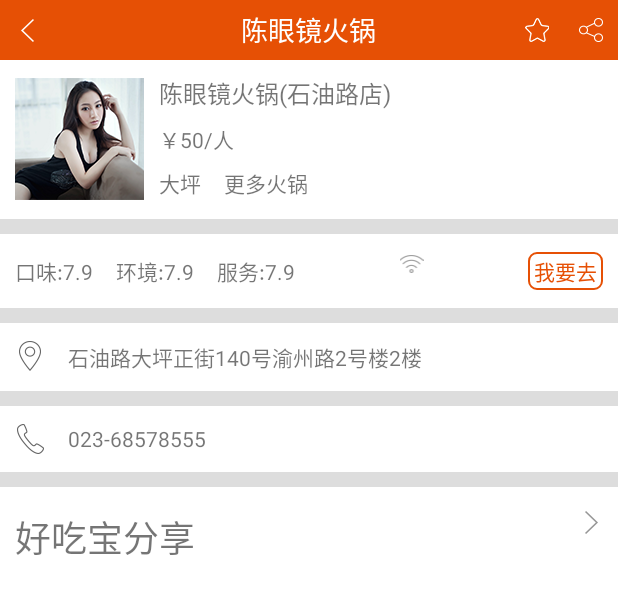
After one commit to skansgai/HCB, an Android app: the layout activity_hot_pot_details.xml on its own in the app's theme, with its tools: preview values and no code run, on a phone screen of 412 x 824 dp. The commit adds this screen. Shown: the top 594 px of the screen. Run offline under Robolectric (Android 15) with nearby library versions, the phone set to English and light mode, and no system bars.

Commit message:
首页级次级页面

```diff
--- a/HaoChiBao/app/src/main/AndroidManifest.xml
+++ b/HaoChiBao/app/src/main/AndroidManifest.xml
@@ -8,7 +8,7 @@
         android:label="@string/app_name"
         android:supportsRtl="true"
         android:theme="@style/AppTheme">
-        <activity android:name=".MainActivity">
+        <activity android:name=".activity.HomePageActivity">
             <intent-filter>
                 <action android:name="android.intent.action.MAIN"/>
                 <category android:name="android.intent.category.LAUNCHER" />
--- /dev/null
+++ b/HaoChiBao/app/src/main/res/layout/activity_hot_pot_details.xml
@@ -0,0 +1,262 @@
+<?xml version="1.0" encoding="utf-8"?>
+<LinearLayout xmlns:android="http://schemas.android.com/apk/res/android"
+    android:layout_width="match_parent"
+    android:layout_height="match_parent"
+    android:background="@color/white"
+    android:orientation="vertical">
+
+    <RelativeLayout
+        android:layout_width="match_parent"
+        android:layout_height="wrap_content"
+        android:background="@color/mainRed">
+
+        <ImageView
+            android:layout_width="wrap_content"
+            android:layout_height="wrap_content"
+            android:layout_alignParentLeft="true"
+            android:paddingBottom="12dp"
+            android:paddingLeft="10dp"
+            android:paddingTop="12dp"
+            android:src="@mipmap/left_arrow_white" />
+
+        <TextView
+            android:layout_width="wrap_content"
+            android:layout_height="wrap_content"
+            android:layout_centerInParent="true"
+            android:text="@string/chenyanjing"
+            android:textColor="@color/white"
+            android:textSize="@dimen/font_36" />
+
+        <ImageView
+            android:id="@+id/share"
+            android:layout_width="wrap_content"
+            android:layout_height="wrap_content"
+            android:layout_alignParentRight="true"
+            android:layout_centerVertical="true"
+            android:paddingBottom="12dp"
+            android:paddingLeft="10dp"
+            android:paddingRight="10dp"
+            android:paddingTop="12dp"
+            android:src="@mipmap/particulars_share" />
+
+        <ImageView
+            android:layout_width="wrap_content"
+            android:layout_height="wrap_content"
+            android:layout_centerVertical="true"
+            android:layout_toLeftOf="@id/share"
+            android:paddingBottom="12dp"
+            android:paddingLeft="10dp"
+            android:paddingRight="10dp"
+            android:paddingTop="12dp"
+            android:src="@mipmap/particulars_collect" />
+
+    </RelativeLayout>
+
+    <LinearLayout
+        android:layout_width="match_parent"
+        android:layout_height="wrap_content"
+        android:background="@color/white"
+        android:orientation="horizontal">
+
+        <ImageView
+            android:layout_width="wrap_content"
+            android:layout_height="wrap_content"
+            android:layout_margin="10dp"
+            android:src="@mipmap/my_beauty_photo" />
+
+        <LinearLayout
+            android:layout_width="match_parent"
+            android:layout_height="wrap_content"
+            android:orientation="vertical">
+
+            <TextView
+                android:layout_width="wrap_content"
+                android:layout_height="wrap_content"
+                android:layout_marginTop="10dp"
+                android:text="@string/chenyanjinghuoguo"
+                android:textSize="16sp" />
+
+            <LinearLayout
+                android:layout_width="match_parent"
+                android:layout_height="wrap_content"
+                android:layout_marginTop="8dp"
+                android:orientation="horizontal">
+
+                <TextView
+                    android:layout_width="wrap_content"
+                    android:layout_height="wrap_content"
+                    android:text="￥50/人" />
+
+
+            </LinearLayout>
+
+            <LinearLayout
+                android:layout_width="match_parent"
+                android:layout_height="wrap_content"
+                android:layout_marginTop="8dp"
+                android:orientation="horizontal">
+
+                <TextView
+                    android:layout_width="wrap_content"
+                    android:layout_height="wrap_content"
+                    android:text="@string/daping" />
+
+                <TextView
+                    android:layout_width="wrap_content"
+                    android:layout_height="wrap_content"
+                    android:layout_marginLeft="15dp"
+                    android:text="@string/gengduohuoguo" />
+            </LinearLayout>
+
+        </LinearLayout>
+    </LinearLayout>
+
+    <View
+        android:layout_width="match_parent"
+        android:layout_height="10dp"
+        android:background="@color/lineGray" />
+
+    <LinearLayout
+        android:layout_width="match_parent"
+        android:layout_height="wrap_content"
+        android:orientation="horizontal"
+        android:paddingBottom="12dp"
+        android:paddingLeft="10dp"
+        android:paddingTop="12dp">
+
+        <TextView
+            android:layout_width="wrap_content"
+            android:layout_height="wrap_content"
+            android:text="口味:" />
+
+        <TextView
+            android:layout_width="wrap_content"
+            android:layout_height="wrap_content"
+            android:text="7.9" />
+
+        <TextView
+            android:layout_width="wrap_content"
+            android:layout_height="wrap_content"
+            android:layout_marginLeft="15dp"
+            android:text="环境:" />
+
+        <TextView
+            android:layout_width="wrap_content"
+            android:layout_height="wrap_content"
+            android:text="7.9" />
+
+        <TextView
+            android:layout_width="wrap_content"
+            android:layout_height="wrap_content"
+            android:layout_marginLeft="15dp"
+            android:text="服务:" />
+
+        <TextView
+            android:layout_width="wrap_content"
+            android:layout_height="wrap_content"
+            android:text="7.9" />
+
+        <ImageView
+            android:layout_width="0dp"
+            android:layout_height="wrap_content"
+            android:layout_weight="1"
+            android:gravity="left"
+            android:src="@mipmap/particulars_wifi" />
+
+        <TextView
+            android:layout_width="wrap_content"
+            android:layout_height="wrap_content"
+            android:layout_marginRight="10dp"
+            android:background="@drawable/home_page_qudianpu"
+            android:paddingBottom="2dp"
+            android:paddingLeft="4dp"
+            android:paddingRight="4dp"
+            android:paddingTop="2dp"
+            android:text="我要去"
+            android:textColor="@color/mainRed" />
+
+    </LinearLayout>
+
+    <View
+        android:layout_width="match_parent"
+        android:layout_height="10dp"
+        android:background="@color/lineGray" />
+
+    <LinearLayout
+        android:layout_width="match_parent"
+        android:layout_height="wrap_content"
+        android:orientation="horizontal"
+        android:paddingBottom="12dp"
+        android:paddingLeft="10dp"
+        android:paddingTop="12dp">
+
+        <ImageView
+            android:layout_width="wrap_content"
+            android:layout_height="wrap_content"
+            android:src="@mipmap/particulars_location" />
+
+        <TextView
+            android:layout_width="wrap_content"
+            android:layout_height="wrap_content"
+            android:layout_marginLeft="15dp"
+            android:text="石油路大坪正街140号渝州路2号楼2楼" />
+
+    </LinearLayout>
+
+    <View
+        android:layout_width="match_parent"
+        android:layout_height="10dp"
+        android:background="@color/lineGray" />
+
+    <LinearLayout
+        android:layout_width="match_parent"
+        android:layout_height="wrap_content"
+        android:orientation="horizontal"
+        android:paddingBottom="12dp"
+        android:paddingLeft="10dp"
+        android:paddingTop="12dp">
+        <ImageView
+            android:layout_width="wrap_content"
+            android:layout_height="wrap_content"
+            android:src="@mipmap/particulars_phone" />
+
+        <TextView
+            android:layout_width="wrap_content"
+            android:layout_height="wrap_content"
+            android:layout_marginLeft="15dp"
+            android:text="023-68578555" />
+
+    </LinearLayout>
+    <View
+        android:layout_width="match_parent"
+        android:layout_height="10dp"
+        android:background="@color/lineGray" />
+    <LinearLayout
+        android:layout_width="match_parent"
+        android:layout_height="wrap_content"
+        android:orientation="horizontal"
+        android:layout_marginTop="15dp"
+        android:layout_marginLeft="10dp"
+        >
+        <TextView
+            android:layout_width="0dp"
+            android:layout_weight="1"
+            android:layout_height="wrap_content"
+            android:text="好吃宝分享"
+            android:textSize="@dimen/font_48"/>
+        <ImageView
+            android:layout_width="wrap_content"
+            android:layout_height="wrap_content"
+            android:src="@mipmap/e_resize"
+            android:paddingRight="10dp"/>
+    </LinearLayout>
+    <LinearLayout
+        android:layout_width="match_parent"
+        android:layout_height="wrap_content"
+        android:orientation="horizontal">
+
+
+    </LinearLayout>
+
+
+</LinearLayout>
--- a/HaoChiBao/app/src/main/res/values/strings.xml
+++ b/HaoChiBao/app/src/main/res/values/strings.xml
@@ -21,4 +21,17 @@
     <string name="qudianpu">去店铺</string>
     <string name="introduce">大盘鸡是新疆的地区名菜，来源说法很多，真实的来源已无法考究...</string>
     <string name="comment_content">重庆火锅的材料就只有 盐蒜香菜醋香油 可是他们混在一起我就觉得完美 我以前调的都是什么鬼 晚上是的人还挺多的 地方还算大</string>
+    <string name="chaffy_dish">火锅</string>
+    <string name="self_help">自助</string>
+    <string name="sichuan_dish">川菜</string>
+    <string name="snack">小吃</string>
+    <string name="nearby">附近</string>
+    <string name="rank">排序</string>
+    <string name="praise">好评</string>
+    <string name="chenyanjinghuoguo">陈眼镜火锅(石油路店)</string>
+    <string name="ziranweidaohuogou">自然谓道火锅</string>
+    <string name="daping">大坪</string>
+    <string name="gengduohuoguo">更多火锅</string>
+    <string name="quguangguang">去逛逛</string>
+    <string name="chenyanjing">陈眼镜火锅</string>
 </resources>
--- a/HaoChiBao/build.gradle
+++ b/HaoChiBao/build.gradle
@@ -5,7 +5,7 @@ buildscript {
         jcenter()
     }
     dependencies {
-        classpath 'com.android.tools.build:gradle:2.2.1'
+        classpath 'com.android.tools.build:gradle:2.1.3'
 
         // NOTE: Do not place your application dependencies here; they belong
         // in the individual module build.gradle files
```
Also changed, not shown: HaoChiBao/app/src/main/java/com/haochibao/activity/HomePageActivity.java (added, +17 -0 lines), HaoChiBao/app/src/main/res/layout/activity_homepage.xml (+32 -16 lines), HaoChiBao/app/src/main/res/layout/activity_recommend.xml (added, +216 -0 lines), HaoChiBao/app/src/main/res/layout/item_recommend.xml (added, +190 -0 lines), HaoChiBao/app/src/main/res/mipmap-hdpi/left_arrow_white.png, HaoChiBao/app/src/main/res/mipmap-hdpi/particulars_collect.png (added), HaoChiBao/app/src/main/res/mipmap-hdpi/particulars_location.png (added), HaoChiBao/app/src/main/res/mipmap-hdpi/particulars_phone.png (added), HaoChiBao/app/src/main/res/mipmap-hdpi/particulars_share.png (added), HaoChiBao/app/src/main/res/mipmap-hdpi/particulars_wifi.png (added), HaoChiBao/app/src/main/res/mipmap-hdpi/published_arrowdown.png (added).
